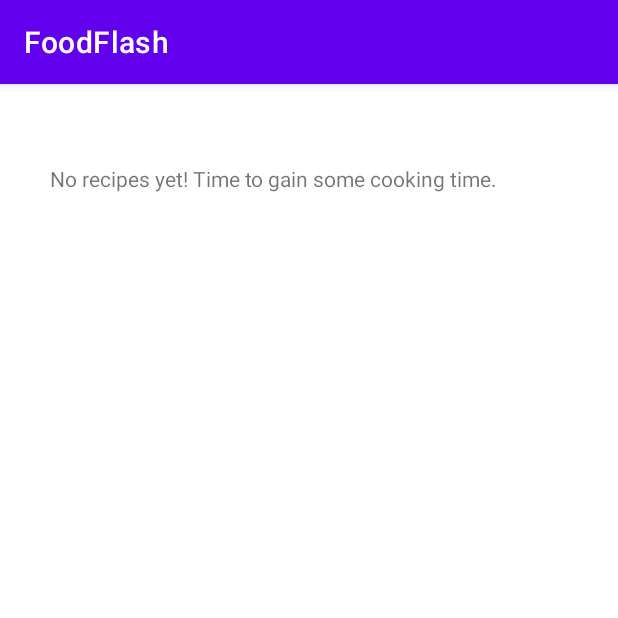
After one commit to 9brian/Food, an Android app: the BrowseMenuActivity screen opened directly, with no data from a screen before it, on a phone screen of 412 x 824 dp, the top half of it. The commit adds this screen. Run offline under Robolectric (Android 15) with nearby library versions, the phone set to English and light mode, and no system bars; our stand-ins replace Room's generated code.

Commit message:
Finish Browse Menu

```diff
--- a/app/src/main/AndroidManifest.xml
+++ b/app/src/main/AndroidManifest.xml
@@ -11,6 +11,9 @@
         android:supportsRtl="true"
         android:theme="@style/Theme.FoodFlash"
         tools:targetApi="31">
+        <activity
+            android:name=".BrowseMenuActivity"
+            android:exported="false" />
         <activity
             android:name=".AddItemActivity"
             android:exported="false" />
--- a/app/src/main/java/com/example/foodflash/AllUserActivity.java
+++ b/app/src/main/java/com/example/foodflash/AllUserActivity.java
@@ -51,7 +51,7 @@ public class AllUserActivity extends AppCompatActivity {
             mDisplayAllUsers.setText(sb.toString());
         }
         else{
-            mDisplayAllUsers.setText("");
+            mDisplayAllUsers.setText("No users yet! Time to gain some popularity.");
         }
     }
 
--- /dev/null
+++ b/app/src/main/java/com/example/foodflash/BrowseMenuActivity.java
@@ -0,0 +1,57 @@
+package com.example.foodflash;
+
+import androidx.appcompat.app.AppCompatActivity;
+import androidx.room.Room;
+
+import android.content.Context;
+import android.content.Intent;
+import android.os.Bundle;
+import android.widget.TextView;
+
+import com.example.foodflash.DB.AppDataBase;
+import com.example.foodflash.DB.ItemDAO;
+import com.example.foodflash.DB.UserDAO;
+import com.example.foodflash.databinding.ActivityBrowseMenuBinding;
+
+import java.util.List;
+
+public class BrowseMenuActivity extends AppCompatActivity {
+
+    TextView mDisplayMenu;
+    ItemDAO mItemDAO;
+    List<Item> mMenuList;
+
+    ActivityBrowseMenuBinding binding;
+    @Override
+    protected void onCreate(Bundle savedInstanceState) {
+        super.onCreate(savedInstanceState);
+        setContentView(R.layout.activity_browse_menu);
+
+        binding = ActivityBrowseMenuBinding.inflate(getLayoutInflater());
+        setContentView(binding.getRoot());
+
+        mDisplayMenu = binding.menuItemsTextview;
+
+        mItemDAO = Room.databaseBuilder(this, AppDataBase.class, AppDataBase.DATABASE_NAME)
+                .allowMainThreadQueries().build().ItemDAO();
+
+        refreshDisplay();
+    }
+    private void refreshDisplay(){
+        mMenuList = mItemDAO.getMenuItems();
+        if (! mMenuList.isEmpty()){
+            StringBuilder sb = new StringBuilder();
+            for(Item item : mMenuList){
+                sb.append(item.toString());
+            }
+            mDisplayMenu.setText(sb.toString());
+        }
+        else{
+            mDisplayMenu.setText("No recipes yet! Time to gain some cooking time.");
+        }
+    }
+    public static Intent getIntent(Context context){
+        Intent intent = new Intent(context, BrowseMenuActivity.class);
+        return intent;
+    }
+}
--- a/app/src/main/java/com/example/foodflash/DB/ItemDAO.java
+++ b/app/src/main/java/com/example/foodflash/DB/ItemDAO.java
@@ -30,5 +30,5 @@ public interface ItemDAO {
     Item getItemByName(String itemName);
 
     @Query("SELECT * FROM " + AppDataBase.ITEM_TABLE)
-    Item getAll();
+    Item getAllItems();
 }
--- /dev/null
+++ b/app/src/main/res/layout/activity_browse_menu.xml
@@ -0,0 +1,17 @@
+<?xml version="1.0" encoding="utf-8"?>
+<androidx.constraintlayout.widget.ConstraintLayout xmlns:android="http://schemas.android.com/apk/res/android"
+    xmlns:app="http://schemas.android.com/apk/res-auto"
+    xmlns:tools="http://schemas.android.com/tools"
+    android:layout_width="match_parent"
+    android:layout_height="match_parent"
+    tools:context=".BrowseMenuActivity">
+
+    <TextView
+        android:id="@+id/menu_items_textview"
+        android:layout_width="345dp"
+        android:layout_height="662dp"
+        app:layout_constraintBottom_toBottomOf="parent"
+        app:layout_constraintEnd_toEndOf="parent"
+        app:layout_constraintStart_toStartOf="parent"
+        app:layout_constraintTop_toTopOf="parent" />
+</androidx.constraintlayout.widget.ConstraintLayout>
```
Also changed, not shown: app/src/main/java/com/example/foodflash/DB/UserDAO.java (+7 -0 lines), app/src/main/java/com/example/foodflash/LandingPageActivity.java (+7 -6 lines), app/src/main/java/com/example/foodflash/User.java (+6 -5 lines).
